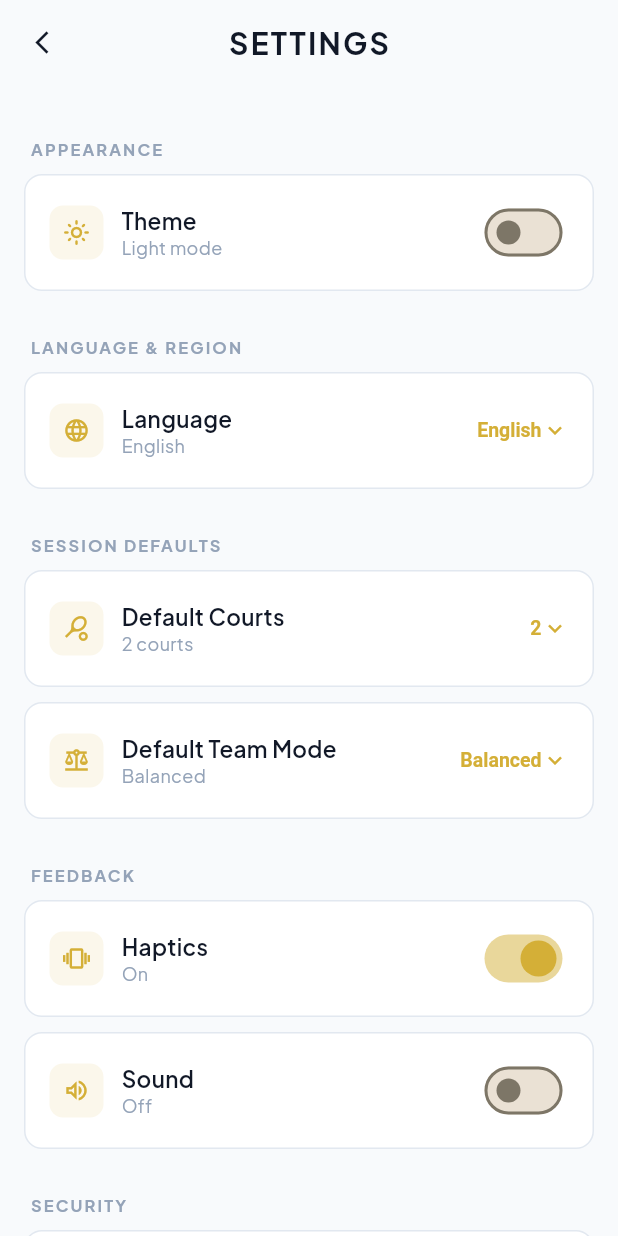
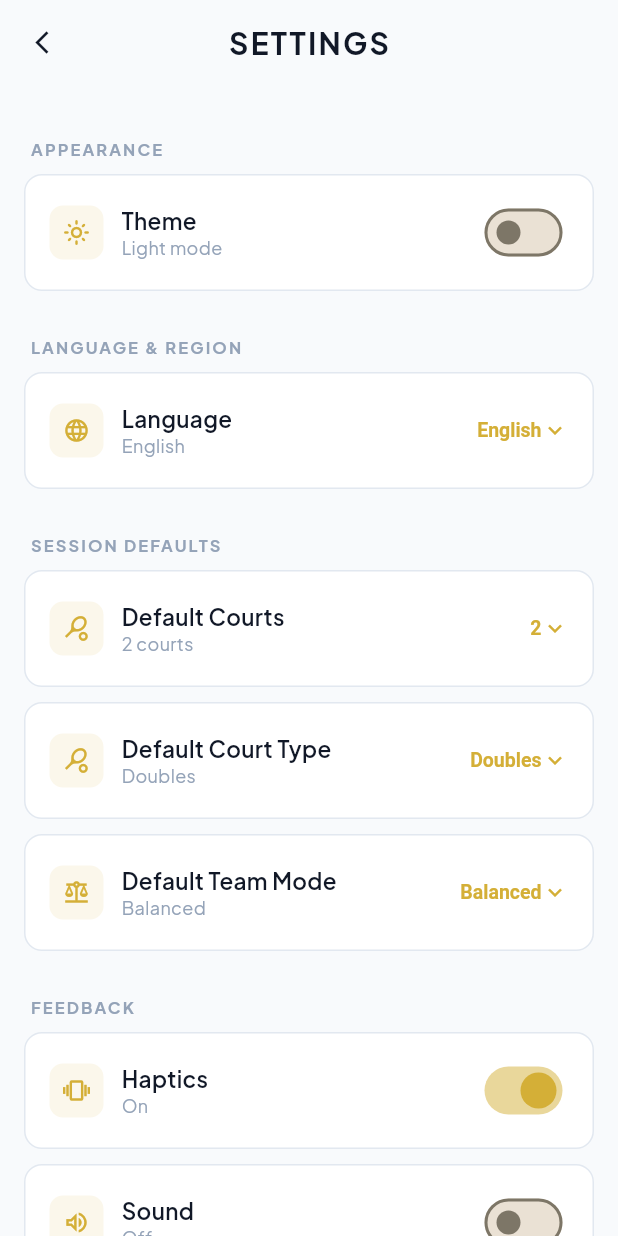
Before and after one commit to martejazeke/aero-qms, a Flutter app: the screen it shows after launch, after a tap on the "settings" icon, on a phone screen of 412 x 824 dp. Run offline on Flutter 3.47's test engine with Material 3 defaults, Android fonts, the phone set to English and light mode, and no system bars; our stand-ins replace google_fonts, package_info_plus, shared_preferences.

```diff
--- a/lib/services/settings_service.dart
+++ b/lib/services/settings_service.dart
@@ -7,34 +7,37 @@ import 'package:shared_preferences/shared_preferences.dart';
 class SettingsService extends ChangeNotifier {
   late SharedPreferences _prefs;
 
-  ThemeMode _themeMode       = ThemeMode.light;
-  Locale    _locale          = const Locale('en');
-  int       _defaultCourts   = 2;
-  String    _defaultTeamMode = 'balanced';
-  bool      _hapticsEnabled  = true;
-  bool      _soundEnabled    = false;
-  String    _adminPin        = '';
+  ThemeMode _themeMode = ThemeMode.light;
+  Locale _locale = const Locale('en');
+  int _defaultCourts = 2;
+  String _defaultTeamMode = 'balanced';
+  String _defaultCourtType = 'doubles';
+  bool _hapticsEnabled = true;
+  bool _soundEnabled = false;
+  String _adminPin = '';
 
-  ThemeMode get themeMode       => _themeMode;
-  Locale    get locale          => _locale;
-  int       get defaultCourts   => _defaultCourts;
-  String    get defaultTeamMode => _defaultTeamMode;
-  bool      get hapticsEnabled  => _hapticsEnabled;
-  bool      get soundEnabled    => _soundEnabled;
-  bool      get hasPin          => _adminPin.isNotEmpty;
-  bool      get isDark          => _themeMode == ThemeMode.dark;
+  ThemeMode get themeMode => _themeMode;
+  Locale get locale => _locale;
+  int get defaultCourts => _defaultCourts;
+  String get defaultTeamMode => _defaultTeamMode;
+  String get defaultCourtType => _defaultCourtType;
+  bool get hapticsEnabled => _hapticsEnabled;
+  bool get soundEnabled => _soundEnabled;
+  bool get hasPin => _adminPin.isNotEmpty;
+  bool get isDark => _themeMode == ThemeMode.dark;
 
   bool validatePin(String pin) => _adminPin == pin;
 
   Future<void> init() async {
-    _prefs         = await SharedPreferences.getInstance();
-    _themeMode     = ThemeMode.values[_prefs.getInt('themeMode') ?? 0];
-    _locale        = Locale(_prefs.getString('locale') ?? 'en');
+    _prefs = await SharedPreferences.getInstance();
+    _themeMode = ThemeMode.values[_prefs.getInt('themeMode') ?? 0];
+    _locale = Locale(_prefs.getString('locale') ?? 'en');
     _defaultCourts = _prefs.getInt('defaultCourts') ?? 2;
     _defaultTeamMode = _prefs.getString('defaultTeamMode') ?? 'balanced';
-    _hapticsEnabled  = _prefs.getBool('hapticsEnabled') ?? true;
-    _soundEnabled    = _prefs.getBool('soundEnabled') ?? false;
-    _adminPin        = _prefs.getString('adminPin') ?? '';
+    _hapticsEnabled = _prefs.getBool('hapticsEnabled') ?? true;
+    _soundEnabled = _prefs.getBool('soundEnabled') ?? false;
+    _adminPin = _prefs.getString('adminPin') ?? '';
+    _defaultCourtType = _prefs.getString('defaultCourtType') ?? 'doubles';
     notifyListeners();
   }
 
@@ -53,6 +56,12 @@ class SettingsService extends ChangeNotifier {
   Future<void> setDefaultCourts(int count) async {
     _defaultCourts = count;
     await _prefs.setInt('defaultCourts', count);
+    notifyListeners();
+  }
+
+  Future<void> setDefaultCourtType(String type) async {
+    _defaultCourtType = type;
+    await _prefs.setString('defaultCourtType', type);
     notifyListeners();
   }
 
--- a/lib/views/session_screen.dart
+++ b/lib/views/session_screen.dart
@@ -156,11 +156,14 @@ class _SessionScreenState extends State<SessionScreen> {
               onPressed: () {
                 final queue = context.read<QueueService>();
                 final session = queue.getSession(widget.sessionId);
+                final activeCourts = session?.activeCourts ?? [];
+                final courtCount = session?.courtCount ?? 0;
+                // Either there's a real empty court, or there are unfilled placeholder slots
                 final hasEmptyCourt =
-                    session?.activeCourts.any(
+                    activeCourts.any(
                       (c) => c.teamA.isEmpty && c.teamB.isEmpty,
-                    ) ??
-                    false;
+                    ) ||
+                    activeCourts.length < courtCount;
                 final enoughPlayers = (session?.waitingRoom.length ?? 0) >= 4;
 
                 if (!enoughPlayers) {
@@ -1250,9 +1253,12 @@ class _CourtCardState extends State<_CourtCard> {
   bool _editMode = false;
   String? _selectedForSwap;
 
-  bool get _isFull =>
-      (widget.court?.teamA.length ?? 0) == 2 &&
-      (widget.court?.teamB.length ?? 0) == 2;
+  bool get _isFull {
+    final court = widget.court;
+    if (court == null) return false;
+    final perTeam = court.type == CourtType.singles ? 1 : 2;
+    return court.teamA.length == perTeam && court.teamB.length == perTeam;
+  }
 
   bool get _isEmpty =>
       widget.court == null ||
--- a/lib/views/settings_screen.dart
+++ b/lib/views/settings_screen.dart
@@ -17,7 +17,7 @@ class SettingsScreen extends StatelessWidget {
   @override
   Widget build(BuildContext context) {
     final settings = context.watch<SettingsService>();
-    final isDark   = settings.isDark;
+    final isDark = settings.isDark;
 
     return Scaffold(
       appBar: AppBar(
@@ -31,7 +31,8 @@ class SettingsScreen extends StatelessWidget {
         padding: const EdgeInsets.all(16),
         children: [
           _Section('APPEARANCE'),
-          _Card(isDark: isDark,
+          _Card(
+            isDark: isDark,
             child: _Row(
               icon: isDark ? Icons.dark_mode : Icons.light_mode_outlined,
               title: 'Theme',
@@ -39,20 +40,22 @@ class SettingsScreen extends StatelessWidget {
               trailing: Switch(
                 value: isDark,
                 activeColor: _gold,
-                onChanged: (val) => context.read<SettingsService>()
-                    .setThemeMode(
-                        val ? ThemeMode.dark : ThemeMode.light),
+                onChanged: (val) => context
+                    .read<SettingsService>()
+                    .setThemeMode(val ? ThemeMode.dark : ThemeMode.light),
               ),
             ),
           ),
 
           _Section('LANGUAGE & REGION'),
-          _Card(isDark: isDark,
+          _Card(
+            isDark: isDark,
             child: _Row(
               icon: Icons.language_outlined,
               title: 'Language',
               subtitle: settings.locale.languageCode == 'ar'
-                  ? 'العربية' : 'English',
+                  ? 'العربية'
+                  : 'English',
               trailing: _GoldDrop<String>(
                 value: settings.locale.languageCode,
                 items: const [
@@ -60,31 +63,57 @@ class SettingsScreen extends StatelessWidget {
                   DropdownMenuItem(value: 'ar', child: Text('العربية')),
                 ],
                 onChanged: (v) {
-                  if (v != null) context.read<SettingsService>()
-                      .setLocale(Locale(v));
+                  if (v != null)
+                    context.read<SettingsService>().setLocale(Locale(v));
                 },
               ),
             ),
           ),
 
           _Section('SESSION DEFAULTS'),
-          _Card(isDark: isDark,
+          _Card(
+            isDark: isDark,
             child: _Row(
               icon: Icons.sports_tennis_outlined,
               title: 'Default Courts',
               subtitle: '${settings.defaultCourts} courts',
               trailing: _GoldDrop<int>(
                 value: settings.defaultCourts,
-                items: List.generate(8, (i) => DropdownMenuItem(
-                  value: i + 1, child: Text('${i + 1}'))),
+                items: List.generate(
+                  8,
+                  (i) =>
+                      DropdownMenuItem(value: i + 1, child: Text('${i + 1}')),
+                ),
                 onChanged: (v) {
-                  if (v != null) context.read<SettingsService>()
-                      .setDefaultCourts(v);
+                  if (v != null)
+                    context.read<SettingsService>().setDefaultCourts(v);
                 },
               ),
             ),
           ),
-          _Card(isDark: isDark,
+          _Card(
+            isDark: isDark,
+            child: _Row(
+              icon: Icons.sports_tennis_outlined,
+              title: 'Default Court Type',
+              subtitle: settings.defaultCourtType == 'singles'
+                  ? 'Singles'
+                  : 'Doubles',
+              trailing: _GoldDrop<String>(
+                value: settings.defaultCourtType,
+                items: const [
+                  DropdownMenuItem(value: 'doubles', child: Text('Doubles')),
+                  DropdownMenuItem(value: 'singles', child: Text('Singles')),
+                ],
+                onChanged: (v) {
+                  if (v != null)
+                    context.read<SettingsService>().setDefaultCourtType(v);
+                },
+              ),
+            ),
+          ),
+          _Card(
+            isDark: isDark,
             child: _Row(
               icon: Icons.balance_outlined,
               title: 'Default Team Mode',
@@ -92,23 +121,21 @@ class SettingsScreen extends StatelessWidget {
               trailing: _GoldDrop<String>(
                 value: settings.defaultTeamMode,
                 items: const [
-                  DropdownMenuItem(value: 'balanced',
-                      child: Text('Balanced')),
-                  DropdownMenuItem(value: 'random',
-                      child: Text('Random')),
-                  DropdownMenuItem(value: 'perLevel',
-                      child: Text('Per Level')),
+                  DropdownMenuItem(value: 'balanced', child: Text('Balanced')),
+                  DropdownMenuItem(value: 'random', child: Text('Random')),
+                  DropdownMenuItem(value: 'perLevel', child: Text('Per Level')),
                 ],
                 onChanged: (v) {
-                  if (v != null) context.read<SettingsService>()
-                      .setDefaultTeamMode(v);
+                  if (v != null)
+                    context.read<SettingsService>().setDefaultTeamMode(v);
                 },
               ),
             ),
           ),
 
           _Section('FEEDBACK'),
-          _Card(isDark: isDark,
+          _Card(
+            isDark: isDark,
             child: _Row(
               icon: Icons.vibration_outlined,
               title: 'Haptics',
@@ -116,12 +143,12 @@ class SettingsScreen extends StatelessWidget {
               trailing: Switch(
                 value: settings.hapticsEnabled,
                 activeColor: _gold,
-                onChanged: (v) =>
-                    context.read<SettingsService>().setHaptics(v),
+                onChanged: (v) => context.read<SettingsService>().setHaptics(v),
               ),
             ),
           ),
-          _Card(isDark: isDark,
+          _Card(
+            isDark: isDark,
             child: _Row(
               icon: Icons.volume_up_outlined,
               title: 'Sound',
@@ -129,34 +156,43 @@ class SettingsScreen extends StatelessWidget {
               trailing: Switch(
                 value: settings.soundEnabled,
                 activeColor: _gold,
-                onChanged: (v) =>
-                    context.read<SettingsService>().setSound(v),
+                onChanged: (v) => context.read<SettingsService>().setSound(v),
               ),
             ),
           ),
 
           _Section('SECURITY'),
-          _Card(isDark: isDark,
+          _Card(
+            isDark: isDark,
             child: _Row(
               icon: Icons.lock_outline,
               title: 'Admin PIN',
               subtitle: settings.hasPin ? 'PIN is set' : 'No PIN set',
-              trailing: Row(mainAxisSize: MainAxisSize.min, children: [
+              trailing: Row(
+                mainAxisSize: MainAxisSize.min,
+                children: [
                   if (settings.hasPin)
                     TextButton(
                       onPressed: () =>
                           context.read<SettingsService>().setPin(''),
-                    child: const Text('Remove',
-                        style: TextStyle(color: Colors.redAccent,
-                            fontSize: 13)),
+                      child: const Text(
+                        'Remove',
+                        style: TextStyle(color: Colors.redAccent, fontSize: 13),
+                      ),
                     ),
                   TextButton(
                     onPressed: () => _showPinDialog(context, settings),
-                  child: Text(settings.hasPin ? 'Change' : 'Set PIN',
-                      style: const TextStyle(color: _gold,
-                          fontWeight: FontWeight.w600, fontSize: 13)),
+                    child: Text(
+                      settings.hasPin ? 'Change' : 'Set PIN',
+                      style: const TextStyle(
+                        color: _gold,
+                        fontWeight: FontWeight.w600,
+                        fontSize: 13,
                       ),
-              ]),
+                    ),
+                  ),
+                ],
+              ),
             ),
           ),
 
@@ -197,7 +233,9 @@ class SettingsScreen extends StatelessWidget {
         title: Text(settings.hasPin ? 'Change PIN' : 'Set Admin PIN'),
         content: Form(
           key: formKey,
-          child: Column(mainAxisSize: MainAxisSize.min, children: [
+          child: Column(
+            mainAxisSize: MainAxisSize.min,
+            children: [
               TextFormField(
                 controller: ctrl,
                 keyboardType: TextInputType.number,
@@ -205,9 +243,11 @@ class SettingsScreen extends StatelessWidget {
                 obscureText: true,
                 decoration: const InputDecoration(
                   labelText: 'Enter PIN (4–6 digits)',
-                  counterText: ''),
+                  counterText: '',
+                ),
                 validator: (v) => (v == null || v.length < 4)
-                  ? 'PIN must be at least 4 digits' : null,
+                    ? 'PIN must be at least 4 digits'
+                    : null,
               ),
               const SizedBox(height: 12),
               TextFormField(
@@ -217,11 +257,12 @@ class SettingsScreen extends StatelessWidget {
                 obscureText: true,
                 decoration: const InputDecoration(
                   labelText: 'Confirm PIN',
-                  counterText: ''),
-              validator: (v) => v != ctrl.text
-                  ? 'PINs do not match' : null,
+                  counterText: '',
                 ),
-          ]),
+                validator: (v) => v != ctrl.text ? 'PINs do not match' : null,
+              ),
+            ],
+          ),
         ),
         actions: [
           TextButton(
@@ -241,9 +282,10 @@ class SettingsScreen extends StatelessWidget {
                 );
               }
             },
-            child: const Text('Save',
-                style: TextStyle(color: _gold,
-                    fontWeight: FontWeight.w600)),
+            child: const Text(
+              'Save',
+              style: TextStyle(color: _gold, fontWeight: FontWeight.w600),
+            ),
           ),
         ],
       ),
@@ -252,9 +294,9 @@ class SettingsScreen extends StatelessWidget {
 
   String _modeLabel(String m) => switch (m) {
     'balanced' => 'Balanced',
-    'random'   => 'Random',
+    'random' => 'Random',
     'perLevel' => 'Per Level',
-    _          => m,
+    _ => m,
   };
 }
 
@@ -266,15 +308,21 @@ class _Section extends StatelessWidget {
   @override
   Widget build(BuildContext context) => Padding(
     padding: const EdgeInsets.fromLTRB(4, 20, 4, 8),
-    child: Text(text, style: const TextStyle(fontSize: 11,
-        fontWeight: FontWeight.w700, color: Color(0xFF94A3B8),
-        letterSpacing: 1.4)),
+    child: Text(
+      text,
+      style: const TextStyle(
+        fontSize: 11,
+        fontWeight: FontWeight.w700,
+        color: Color(0xFF94A3B8),
+        letterSpacing: 1.4,
+      ),
+    ),
   );
 }
 
 class _Card extends StatelessWidget {
   final Widget child;
-  final bool   isDark;
+  final bool isDark;
   const _Card({required this.child, required this.isDark});
   @override
   Widget build(BuildContext context) => Container(
@@ -283,8 +331,8 @@ class _Card extends StatelessWidget {
       color: isDark ? const Color(0xFF1F2937) : Colors.white,
       borderRadius: BorderRadius.circular(12),
       border: Border.all(
-          color: isDark ? const Color(0xFF374151)
-              : const Color(0xFFE2E8F0)),
+        color: isDark ? const Color(0xFF374151) : const Color(0xFFE2E8F0),
+      ),
     ),
     child: child,
   );
@@ -292,35 +340,57 @@ class _Card extends StatelessWidget {
 
 class _Row extends StatelessWidget {
   final IconData icon;
-  final String   title;
-  final String   subtitle;
-  final Widget   trailing;
-  const _Row({required this.icon, required this.title,
-      required this.subtitle, required this.trailing});
+  final String title;
+  final String subtitle;
+  final Widget trailing;
+  const _Row({
+    required this.icon,
+    required this.title,
+    required this.subtitle,
+    required this.trailing,
+  });
   @override
   Widget build(BuildContext context) {
     final isDark = Theme.of(context).brightness == Brightness.dark;
     return Padding(
       padding: const EdgeInsets.symmetric(horizontal: 16, vertical: 14),
-      child: Row(children: [
+      child: Row(
+        children: [
           Container(
-          width: 36, height: 36,
+            width: 36,
+            height: 36,
             decoration: BoxDecoration(
               color: _gold.withOpacity(0.1),
-              borderRadius: BorderRadius.circular(9)),
+              borderRadius: BorderRadius.circular(9),
+            ),
             child: Icon(icon, size: 18, color: _gold),
           ),
           const SizedBox(width: 12),
-        Expanded(child: Column(
-            crossAxisAlignment: CrossAxisAlignment.start, children: [
-          Text(title, style: TextStyle(fontSize: 15,
+          Expanded(
+            child: Column(
+              crossAxisAlignment: CrossAxisAlignment.start,
+              children: [
+                Text(
+                  title,
+                  style: TextStyle(
+                    fontSize: 15,
                     fontWeight: FontWeight.w600,
-              color: isDark ? Colors.white : const Color(0xFF111827))),
-          Text(subtitle, style: const TextStyle(
-              fontSize: 12, color: Color(0xFF94A3B8))),
-        ])),
+                    color: isDark ? Colors.white : const Color(0xFF111827),
+                  ),
+                ),
+                Text(
+                  subtitle,
+                  style: const TextStyle(
+                    fontSize: 12,
+                    color: Color(0xFF94A3B8),
+                  ),
+                ),
+              ],
+            ),
+          ),
           trailing,
-      ]),
+        ],
+      ),
     );
   }
 }
@@ -329,8 +399,11 @@ class _GoldDrop<T> extends StatelessWidget {
   final T value;
   final List<DropdownMenuItem<T>> items;
   final ValueChanged<T?> onChanged;
-  const _GoldDrop({required this.value, required this.items,
-      required this.onChanged});
+  const _GoldDrop({
+    required this.value,
+    required this.items,
+    required this.onChanged,
+  });
   @override
   Widget build(BuildContext context) {
     final isDark = Theme.of(context).brightness == Brightness.dark;
@@ -339,10 +412,12 @@ class _GoldDrop<T> extends StatelessWidget {
         value: value,
         items: items,
         onChanged: onChanged,
-        style: const TextStyle(color: _gold,
-            fontWeight: FontWeight.w600, fontSize: 13),
-        icon: const Icon(Icons.keyboard_arrow_down,
-            color: _gold, size: 18),
+        style: const TextStyle(
+          color: _gold,
+          fontWeight: FontWeight.w600,
+          fontSize: 13,
+        ),
+        icon: const Icon(Icons.keyboard_arrow_down, color: _gold, size: 18),
         dropdownColor: isDark ? const Color(0xFF1F2937) : Colors.white,
       ),
     );
--- a/pubspec.yaml
+++ b/pubspec.yaml
@@ -3,7 +3,7 @@ description: "A new Flutter project."
 
 publish_to: 'none'
 
-version: 1.5.0+6
+version: 1.5.1+7
 
 environment:
   sdk: ^3.11.5
```
Also changed, not shown: lib/views/home_screen.dart (+6 -1 lines). Lines whose indentation alone changed are shown as unchanged.
